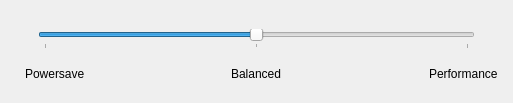
Above: src/app/mainwindow.ui from DD3Boh/CPPM before the change. Below: the same form after it.
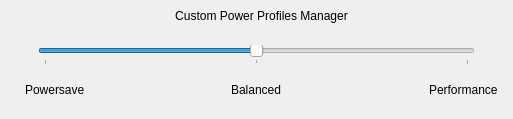
That is the form after the change.

Commit message: src: app: Update main window GUI

```diff
--- a/src/app/mainwindow.ui
+++ b/src/app/mainwindow.ui
@@ -7,7 +7,7 @@
     <x>0</x>
     <y>0</y>
     <width>513</width>
-    <height>103</height>
+    <height>119</height>
    </rect>
   </property>
   <property name="windowTitle">
@@ -15,33 +15,23 @@
   </property>
   <widget class="QWidget" name="centralwidget">
    <layout class="QGridLayout" name="gridLayout">
-    <item row="4" column="3">
-     <spacer name="verticalSpacer_2">
+    <item row="4" column="0">
+     <spacer name="horizontalSpacer_5">
       <property name="orientation">
-       <enum>Qt::Vertical</enum>
+       <enum>Qt::Horizontal</enum>
       </property>
       <property name="sizeType">
-       <enum>QSizePolicy::MinimumExpanding</enum>
+       <enum>QSizePolicy::Fixed</enum>
       </property>
       <property name="sizeHint" stdset="0">
        <size>
-        <width>20</width>
-        <height>10</height>
+        <width>10</width>
+        <height>20</height>
        </size>
       </property>
      </spacer>
     </item>
-    <item row="3" column="3">
-     <widget class="QLabel" name="label_2">
-      <property name="toolTip">
-       <string/>
-      </property>
-      <property name="text">
-       <string>Balanced</string>
-      </property>
-     </widget>
-    </item>
-    <item row="2" column="0" colspan="7">
+    <item row="3" column="0" colspan="7">
      <widget class="QWidget" name="widget" native="true">
       <layout class="QHBoxLayout" name="horizontalLayout">
        <item>
@@ -116,56 +106,7 @@
       </layout>
      </widget>
     </item>
-    <item row="3" column="0">
-     <spacer name="horizontalSpacer_5">
-      <property name="orientation">
-       <enum>Qt::Horizontal</enum>
-      </property>
-      <property name="sizeType">
-       <enum>QSizePolicy::Fixed</enum>
-      </property>
-      <property name="sizeHint" stdset="0">
-       <size>
-        <width>10</width>
-        <height>20</height>
-       </size>
-      </property>
-     </spacer>
-    </item>
-    <item row="3" column="2">
-     <spacer name="horizontalSpacer">
-      <property name="orientation">
-       <enum>Qt::Horizontal</enum>
-      </property>
-      <property name="sizeHint" stdset="0">
-       <size>
-        <width>193</width>
-        <height>20</height>
-       </size>
-      </property>
-     </spacer>
-    </item>
-    <item row="3" column="5">
-     <widget class="QLabel" name="label_5">
-      <property name="toolTip">
-       <string/>
-      </property>
-      <property name="text">
-       <string>Performance</string>
-      </property>
-     </widget>
-    </item>
-    <item row="3" column="1">
-     <widget class="QLabel" name="label">
-      <property name="toolTip">
-       <string/>
-      </property>
-      <property name="text">
-       <string>Powersave</string>
-      </property>
-     </widget>
-    </item>
-    <item row="3" column="4">
+    <item row="4" column="4">
      <spacer name="horizontalSpacer_2">
       <property name="orientation">
        <enum>Qt::Horizontal</enum>
@@ -178,7 +119,23 @@
       </property>
      </spacer>
     </item>
-    <item row="0" column="3">
+    <item row="5" column="3">
+     <spacer name="verticalSpacer_2">
+      <property name="orientation">
+       <enum>Qt::Vertical</enum>
+      </property>
+      <property name="sizeType">
+       <enum>QSizePolicy::MinimumExpanding</enum>
+      </property>
+      <property name="sizeHint" stdset="0">
+       <size>
+        <width>20</width>
+        <height>10</height>
+       </size>
+      </property>
+     </spacer>
+    </item>
+    <item row="1" column="3">
      <spacer name="verticalSpacer">
       <property name="orientation">
        <enum>Qt::Vertical</enum>
@@ -191,6 +148,59 @@
       </property>
      </spacer>
     </item>
+    <item row="4" column="2">
+     <spacer name="horizontalSpacer">
+      <property name="orientation">
+       <enum>Qt::Horizontal</enum>
+      </property>
+      <property name="sizeHint" stdset="0">
+       <size>
+        <width>193</width>
+        <height>20</height>
+       </size>
+      </property>
+     </spacer>
+    </item>
+    <item row="4" column="1">
+     <widget class="QLabel" name="label">
+      <property name="toolTip">
+       <string/>
+      </property>
+      <property name="text">
+       <string>Powersave</string>
+      </property>
+     </widget>
+    </item>
+    <item row="4" column="5">
+     <widget class="QLabel" name="label_5">
+      <property name="toolTip">
+       <string/>
+      </property>
+      <property name="text">
+       <string>Performance</string>
+      </property>
+     </widget>
+    </item>
+    <item row="4" column="3">
+     <widget class="QLabel" name="label_2">
+      <property name="toolTip">
+       <string/>
+      </property>
+      <property name="text">
+       <string>Balanced</string>
+      </property>
+     </widget>
+    </item>
+    <item row="0" column="1" colspan="5">
+     <widget class="QLabel" name="label_3">
+      <property name="text">
+       <string>Custom Power Profiles Manager</string>
+      </property>
+      <property name="alignment">
+       <set>Qt::AlignCenter</set>
+      </property>
+     </widget>
+    </item>
    </layout>
   </widget>
  </widget>
```
